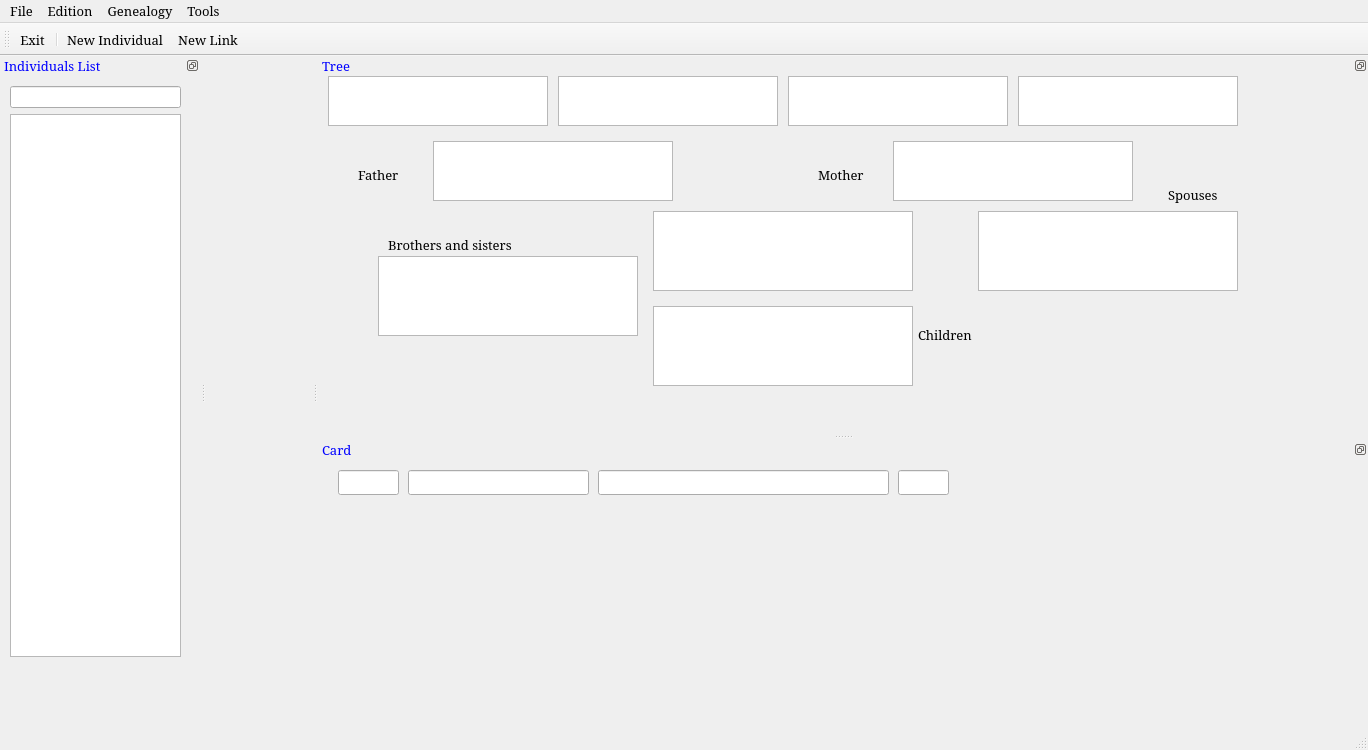
phioconte/genealogy, file genealogy_V1.ui: the form before one commit.
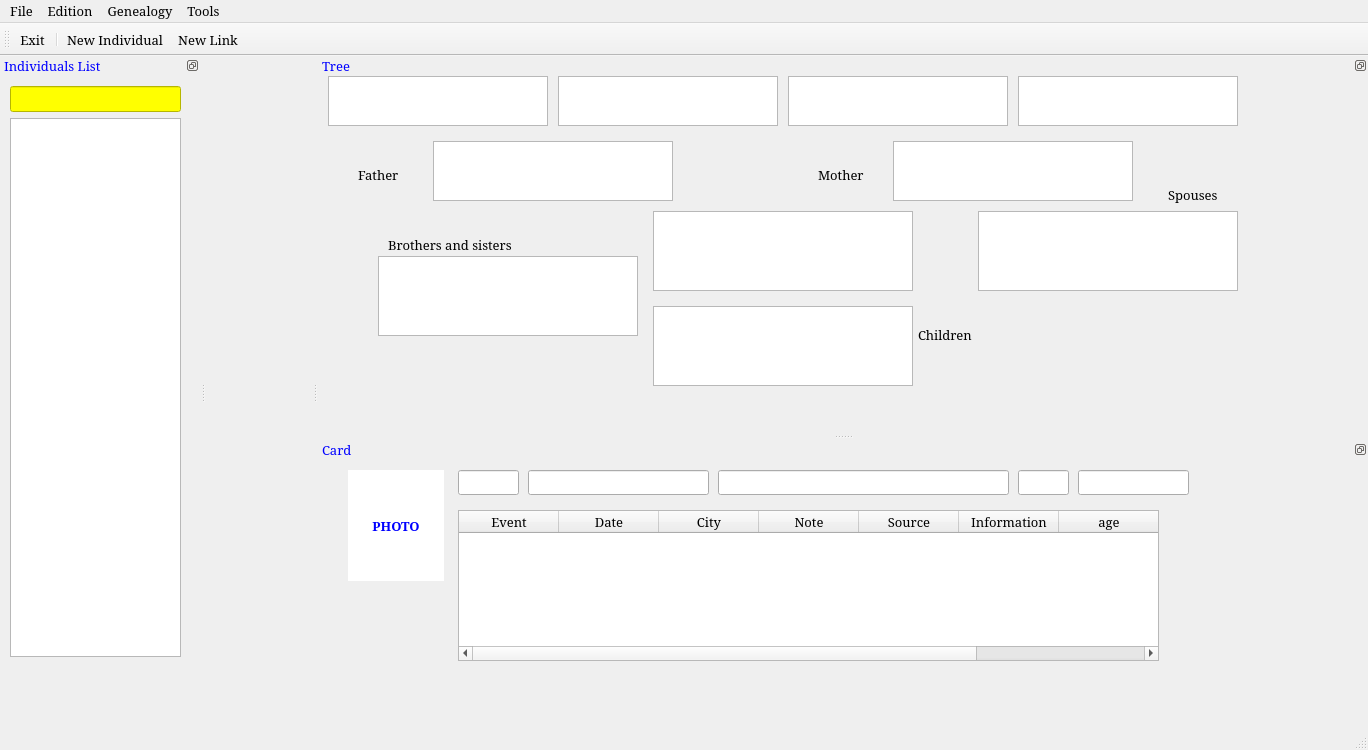
The form after the commit. Icons and pictures are not drawn.

Patch:
```diff
--- a/genealogy_V1.ui
+++ b/genealogy_V1.ui
@@ -159,7 +159,17 @@
      </property>
      <layout class="QVBoxLayout" name="verticalLayout">
       <item>
-       <widget class="QLineEdit" name="IndivSelect"/>
+       <widget class="QLineEdit" name="IndivSelect">
+        <property name="font">
+         <font>
+          <family>Serif</family>
+          <pointsize>10</pointsize>
+         </font>
+        </property>
+        <property name="styleSheet">
+         <string notr="true">QLineEdit {background:yellow; color:blue}</string>
+        </property>
+       </widget>
       </item>
       <item>
        <widget class="QListWidget" name="IndivList">
@@ -412,41 +422,182 @@
     <widget class="QLineEdit" name="CId">
      <property name="geometry">
       <rect>
-       <x>20</x>
+       <x>140</x>
        <y>10</y>
        <width>61</width>
        <height>25</height>
       </rect>
      </property>
+     <property name="font">
+      <font>
+       <family>Serif</family>
+       <pointsize>10</pointsize>
+      </font>
+     </property>
+     <property name="alignment">
+      <set>Qt::AlignRight|Qt::AlignTrailing|Qt::AlignVCenter</set>
+     </property>
     </widget>
     <widget class="QLineEdit" name="CName">
      <property name="geometry">
       <rect>
-       <x>90</x>
+       <x>210</x>
        <y>10</y>
        <width>181</width>
        <height>25</height>
       </rect>
      </property>
+     <property name="font">
+      <font>
+       <family>Serif</family>
+       <pointsize>10</pointsize>
+      </font>
+     </property>
     </widget>
     <widget class="QLineEdit" name="CFirstname">
      <property name="geometry">
       <rect>
-       <x>280</x>
+       <x>400</x>
        <y>10</y>
        <width>291</width>
        <height>25</height>
       </rect>
      </property>
+     <property name="font">
+      <font>
+       <family>Serif</family>
+       <pointsize>10</pointsize>
+      </font>
+     </property>
     </widget>
     <widget class="QLineEdit" name="CSexe">
      <property name="geometry">
       <rect>
-       <x>580</x>
+       <x>700</x>
        <y>10</y>
        <width>51</width>
        <height>25</height>
       </rect>
+     </property>
+     <property name="font">
+      <font>
+       <family>Serif</family>
+       <pointsize>10</pointsize>
+      </font>
+     </property>
+     <property name="alignment">
+      <set>Qt::AlignCenter</set>
+     </property>
+    </widget>
+    <widget class="QTableWidget" name="IndividualTable">
+     <property name="geometry">
+      <rect>
+       <x>140</x>
+       <y>50</y>
+       <width>701</width>
+       <height>151</height>
+      </rect>
+     </property>
+     <property name="font">
+      <font>
+       <family>Serif</family>
+       <pointsize>10</pointsize>
+      </font>
+     </property>
+     <property name="rowCount">
+      <number>0</number>
+     </property>
+     <property name="columnCount">
+      <number>8</number>
+     </property>
+     <column>
+      <property name="text">
+       <string>Event</string>
+      </property>
+     </column>
+     <column>
+      <property name="text">
+       <string>Date</string>
+      </property>
+     </column>
+     <column>
+      <property name="text">
+       <string>City</string>
+      </property>
+     </column>
+     <column>
+      <property name="text">
+       <string>Note</string>
+      </property>
+     </column>
+     <column>
+      <property name="text">
+       <string>Source</string>
+      </property>
+     </column>
+     <column>
+      <property name="text">
+       <string>Information</string>
+      </property>
+     </column>
+     <column>
+      <property name="text">
+       <string>age</string>
+      </property>
+     </column>
+     <column>
+      <property name="text">
+       <string>Id</string>
+      </property>
+     </column>
+    </widget>
+    <widget class="QLabel" name="CPhoto">
+     <property name="geometry">
+      <rect>
+       <x>30</x>
+       <y>10</y>
+       <width>96</width>
+       <height>111</height>
+      </rect>
+     </property>
+     <property name="font">
+      <font>
+       <family>Serif</family>
+       <pointsize>10</pointsize>
+       <weight>75</weight>
+       <bold>true</bold>
+      </font>
+     </property>
+     <property name="autoFillBackground">
+      <bool>false</bool>
+     </property>
+     <property name="styleSheet">
+      <string notr="true">QLabel {background:white; color:blue}</string>
+     </property>
+     <property name="text">
+      <string>PHOTO</string>
+     </property>
+     <property name="alignment">
+      <set>Qt::AlignCenter</set>
+     </property>
+    </widget>
+    <widget class="QLineEdit" name="CAge">
+     <property name="geometry">
+      <rect>
+       <x>760</x>
+       <y>10</y>
+       <width>111</width>
+       <height>25</height>
+      </rect>
+     </property>
+     <property name="font">
+      <font>
+       <family>Serif</family>
+       <pointsize>10</pointsize>
+      </font>
+     </property>
+     <property name="alignment">
+      <set>Qt::AlignCenter</set>
      </property>
     </widget>
    </widget>
```
Left out of the diff: 2 changed lines with no effect on the pictures.
